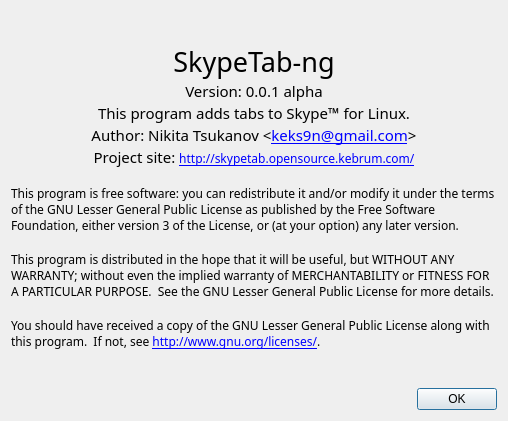
Above: aboutdialog.ui from kekekeks/skypetab-ng before the change. Below: the same form after it.
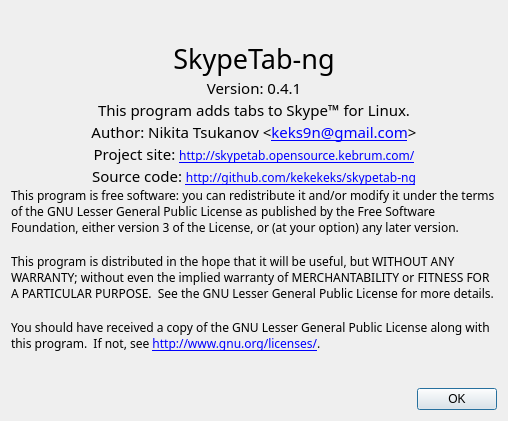
That is the form after the change.

Commit message: Updated about dialog.

```diff
--- a/aboutdialog.ui
+++ b/aboutdialog.ui
@@ -27,11 +27,11 @@
 p, li { white-space: pre-wrap; }
 &lt;/style&gt;&lt;/head&gt;&lt;body style=&quot; font-family:'Sans Serif'; font-size:9pt; font-weight:400; font-style:normal;&quot;&gt;
 &lt;p align=&quot;center&quot; style=&quot; margin-top:0px; margin-bottom:0px; margin-left:0px; margin-right:0px; -qt-block-indent:0; text-indent:0px;&quot;&gt;&lt;span style=&quot; font-family:'Sans'; font-size:20pt;&quot;&gt;SkypeTab-ng&lt;/span&gt;&lt;/p&gt;
-&lt;p align=&quot;center&quot; style=&quot; margin-top:0px; margin-bottom:0px; margin-left:0px; margin-right:0px; -qt-block-indent:0; text-indent:0px;&quot;&gt;&lt;span style=&quot; font-family:'Sans'; font-size:11pt;&quot;&gt;Version: 0.0.1 alpha&lt;/span&gt;&lt;/p&gt;
+&lt;p align=&quot;center&quot; style=&quot; margin-top:0px; margin-bottom:0px; margin-left:0px; margin-right:0px; -qt-block-indent:0; text-indent:0px;&quot;&gt;&lt;span style=&quot; font-family:'Sans'; font-size:11pt;&quot;&gt;Version: 0.4.1&lt;/span&gt;&lt;/p&gt;
 &lt;p align=&quot;center&quot; style=&quot; margin-top:0px; margin-bottom:0px; margin-left:0px; margin-right:0px; -qt-block-indent:0; text-indent:0px;&quot;&gt;&lt;span style=&quot; font-family:'Sans'; font-size:11pt;&quot;&gt;This program adds tabs to Skype™ for Linux.&lt;/span&gt;&lt;/p&gt;
 &lt;p align=&quot;center&quot; style=&quot; margin-top:0px; margin-bottom:0px; margin-left:0px; margin-right:0px; -qt-block-indent:0; text-indent:0px;&quot;&gt;&lt;span style=&quot; font-family:'Sans'; font-size:11pt;&quot;&gt;Author: Nikita Tsukanov &amp;lt;&lt;/span&gt;&lt;a href=&quot;mailto:keks9n@gmail.com&quot;&gt;&lt;span style=&quot; font-family:'Sans'; font-size:11pt; text-decoration: underline; color:#0000ff;&quot;&gt;keks9n@gmail.com&lt;/span&gt;&lt;/a&gt;&lt;span style=&quot; font-family:'Sans'; font-size:11pt;&quot;&gt;&amp;gt;&lt;/span&gt;&lt;/p&gt;
 &lt;p align=&quot;center&quot; style=&quot; margin-top:0px; margin-bottom:0px; margin-left:0px; margin-right:0px; -qt-block-indent:0; text-indent:0px;&quot;&gt;&lt;span style=&quot; font-family:'Sans'; font-size:11pt;&quot;&gt;Project site: &lt;/span&gt;&lt;a href=&quot;http://skypetab.opensource.kebrum.com/&quot;&gt;&lt;span style=&quot; text-decoration: underline; color:#0000ff;&quot;&gt;http://skypetab.opensource.kebrum.com/&lt;/span&gt;&lt;/a&gt;&lt;/p&gt;
-&lt;p style=&quot;-qt-paragraph-type:empty; margin-top:0px; margin-bottom:0px; margin-left:0px; margin-right:0px; -qt-block-indent:0; text-indent:0px;&quot;&gt;&lt;/p&gt;
+&lt;p align=&quot;center&quot; style=&quot; margin-top:0px; margin-bottom:0px; margin-left:0px; margin-right:0px; -qt-block-indent:0; text-indent:0px;&quot;&gt;&lt;span style=&quot; font-family:'Sans'; font-size:11pt;&quot;&gt;Source code: &lt;/span&gt;&lt;a href=&quot;http://github.com/kekekeks/skypetab-ng&quot;&gt;&lt;span style=&quot; text-decoration: underline; color:#0000ff;&quot;&gt;http://github.com/kekekeks/skypetab-ng&lt;/span&gt;&lt;/a&gt;&lt;/p&gt;
 &lt;p style=&quot; margin-top:0px; margin-bottom:0px; margin-left:0px; margin-right:0px; -qt-block-indent:0; text-indent:0px;&quot;&gt;This program is free software: you can redistribute it and/or modify it under the terms of the GNU Lesser General Public License as published by the Free Software Foundation, either version 3 of the License, or (at your option) any later version.&lt;/p&gt;
 &lt;p style=&quot;-qt-paragraph-type:empty; margin-top:0px; margin-bottom:0px; margin-left:0px; margin-right:0px; -qt-block-indent:0; text-indent:0px;&quot;&gt;&lt;/p&gt;
 &lt;p style=&quot; margin-top:0px; margin-bottom:0px; margin-left:0px; margin-right:0px; -qt-block-indent:0; text-indent:0px;&quot;&gt;This program is distributed in the hope that it will be useful, but WITHOUT ANY WARRANTY; without even the implied warranty of MERCHANTABILITY or FITNESS FOR A PARTICULAR PURPOSE.  See the GNU Lesser General Public License for more details.&lt;/p&gt;
```
